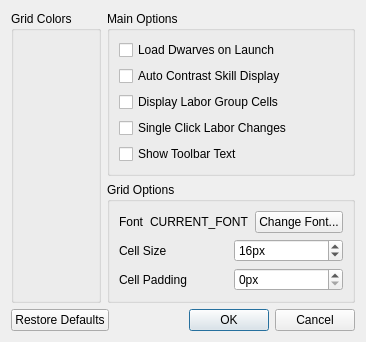
This is ui/optionsmenu.ui in Dwarf-Therapist/Dwarf-Therapist as Qt 5 draws it before an edit. The edited form follows.
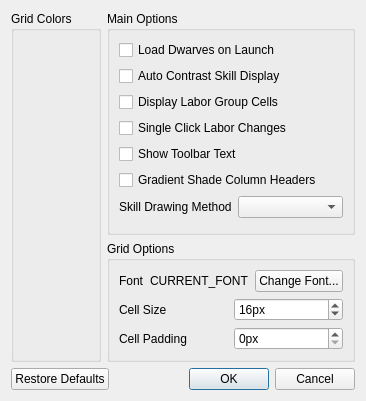
This is the edited form. Icons and pictures are not drawn.

Commit message: (Fixes issue 61) customizable skill icons (Fixes issue 62) option to turn of shading

```diff
--- a/ui/optionsmenu.ui
+++ b/ui/optionsmenu.ui
@@ -7,7 +7,7 @@
     <x>0</x>
     <y>0</y>
     <width>321</width>
-    <height>328</height>
+    <height>401</height>
    </rect>
   </property>
   <property name="windowTitle">
@@ -17,7 +17,7 @@
    <iconset resource="../images.qrc">
     <normaloff>:/img/color_wheel.png</normaloff>:/img/color_wheel.png</iconset>
   </property>
-  <layout class="QVBoxLayout" name="verticalLayout_4">
+  <layout class="QVBoxLayout" name="verticalLayout_4" stretch="10,0">
    <item>
     <layout class="QHBoxLayout" name="horizontalLayout_6">
      <item>
@@ -33,7 +33,7 @@
       </widget>
      </item>
      <item>
-      <layout class="QVBoxLayout" name="verticalLayout_3">
+      <layout class="QVBoxLayout" name="verticalLayout_3" stretch="10,0">
        <item>
         <widget class="QGroupBox" name="groupBox_2">
          <property name="title">
@@ -120,6 +120,36 @@
             </property>
            </widget>
           </item>
+          <item>
+           <widget class="QCheckBox" name="cb_shade_column_headers">
+            <property name="toolTip">
+             <string>When checked, this will shade column headers with the column's background color</string>
+            </property>
+            <property name="statusTip">
+             <string>When checked, this will shade column headers with the column's background color</string>
+            </property>
+            <property name="whatsThis">
+             <string>When checked, this will shade column headers with the column's background color</string>
+            </property>
+            <property name="text">
+             <string>Gradient Shade Column Headers</string>
+            </property>
+           </widget>
+          </item>
+          <item>
+           <layout class="QHBoxLayout" name="horizontalLayout_7">
+            <item>
+             <widget class="QLabel" name="label_4">
+              <property name="text">
+               <string>Skill Drawing Method</string>
+              </property>
+             </widget>
+            </item>
+            <item>
+             <widget class="QComboBox" name="cb_skill_drawing_method"/>
+            </item>
+           </layout>
+          </item>
          </layout>
         </widget>
        </item>
```
The commit also changes 6 other files.
